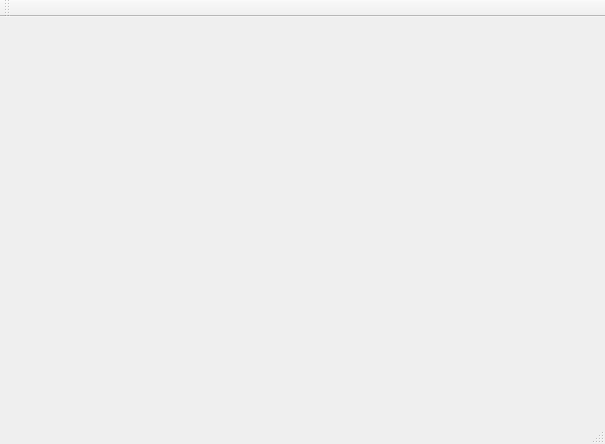
Above: openqtcamera/mainwindow.ui from dependon/OpenQtCamera before the change. Below: the same form after it.
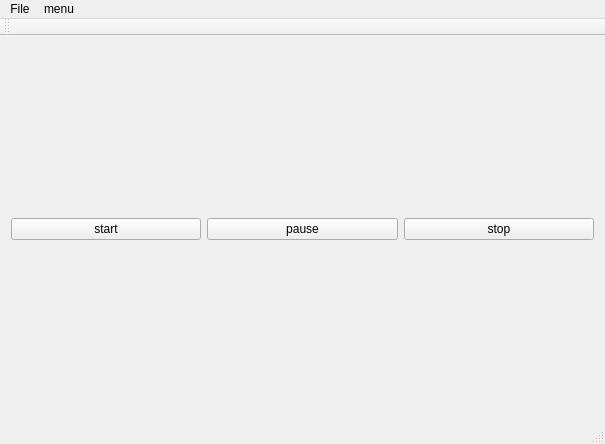
That is the form after the change.

```diff
--- a/openqtcamera/mainwindow.ui
+++ b/openqtcamera/mainwindow.ui
@@ -14,10 +14,35 @@
    <string>MainWindow</string>
   </property>
   <widget class="QWidget" name="centralWidget">
-   <layout class="QGridLayout" name="gridLayout_2">
+   <layout class="QGridLayout" name="gridLayout_2" rowstretch="1,0">
     <item row="0" column="0">
      <layout class="QGridLayout" name="gridLayout"/>
     </item>
+    <item row="1" column="0">
+     <layout class="QHBoxLayout" name="horizontalLayout">
+      <item>
+       <widget class="QPushButton" name="startBtn">
+        <property name="text">
+         <string>start</string>
+        </property>
+       </widget>
+      </item>
+      <item>
+       <widget class="QPushButton" name="pauseBtn">
+        <property name="text">
+         <string>pause</string>
+        </property>
+       </widget>
+      </item>
+      <item>
+       <widget class="QPushButton" name="stopBtn">
+        <property name="text">
+         <string>stop</string>
+        </property>
+       </widget>
+      </item>
+     </layout>
+    </item>
    </layout>
   </widget>
   <widget class="QMenuBar" name="menuBar">
@@ -29,6 +54,19 @@
      <height>36</height>
     </rect>
    </property>
+   <widget class="QMenu" name="menuFile">
+    <property name="title">
+     <string>File</string>
+    </property>
+   </widget>
+   <widget class="QMenu" name="menumenu">
+    <property name="title">
+     <string>menu</string>
+    </property>
+    <addaction name="actionsetting"/>
+   </widget>
+   <addaction name="menuFile"/>
+   <addaction name="menumenu"/>
   </widget>
   <widget class="QToolBar" name="mainToolBar">
    <attribute name="toolBarArea">
```
Left out of the diff: 8 changed lines with no effect on the pictures.
